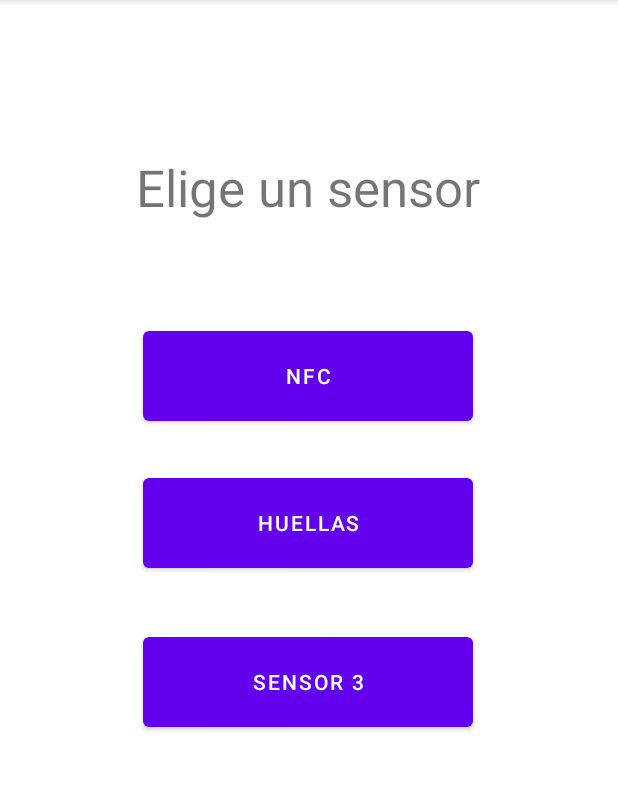
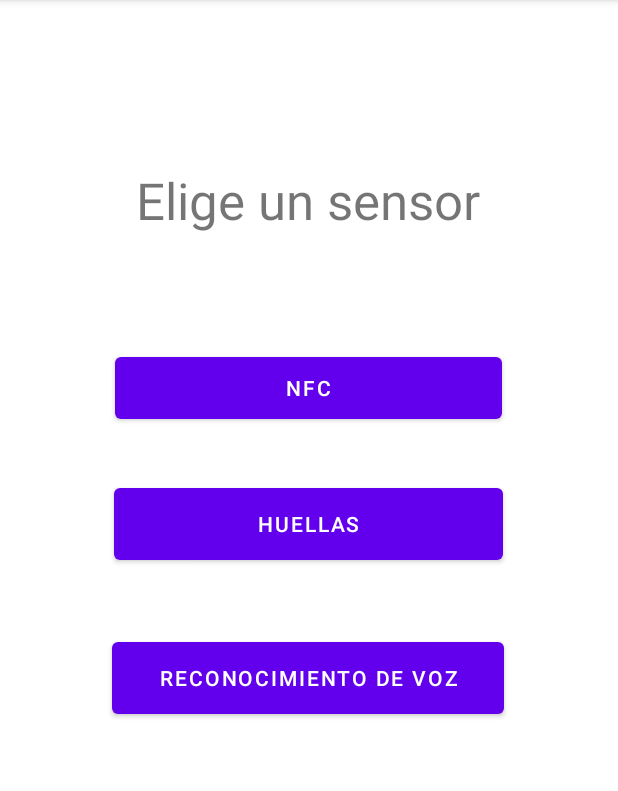
Before and after one commit to tonioqiu/HPA4-PROY-FINAL, an Android app: the screen it shows after launch (MainActivity), on a phone screen of 412 x 824 dp, the part 84-875 px from its top. Run offline under Robolectric (Android 15) with nearby library versions, the phone set to English and light mode, and no system bars.

Commit message:
Update activity_main.xml

```diff
--- a/app/src/main/res/layout/activity_main.xml
+++ b/app/src/main/res/layout/activity_main.xml
@@ -8,8 +8,8 @@
 
     <Button
         android:id="@+id/btnNFC"
-        android:layout_width="220dp"
-        android:layout_height="0dp"
+        android:layout_width="258dp"
+        android:layout_height="53dp"
         android:layout_marginBottom="26dp"
         android:text="NFC"
         app:layout_constraintBottom_toTopOf="@+id/btnHuellas"
@@ -20,22 +20,22 @@
 
     <Button
         android:id="@+id/btnHuellas"
-        android:layout_width="220dp"
-        android:layout_height="0dp"
+        android:layout_width="259dp"
+        android:layout_height="60dp"
         android:layout_marginBottom="34dp"
         android:text="Huellas"
-        app:layout_constraintBottom_toTopOf="@+id/btnSensor3"
+        app:layout_constraintBottom_toTopOf="@+id/btnVoice"
         app:layout_constraintEnd_toEndOf="parent"
         app:layout_constraintHorizontal_bias="0.497"
         app:layout_constraintStart_toStartOf="parent"
         app:layout_constraintTop_toBottomOf="@+id/btnNFC" />
 
     <Button
-        android:id="@+id/btnSensor3"
-        android:layout_width="220dp"
-        android:layout_height="0dp"
+        android:id="@+id/btnVoice"
+        android:layout_width="261dp"
+        android:layout_height="60dp"
         android:layout_marginBottom="277dp"
-        android:text="Sensor 3"
+        android:text="Reconocimiento de Voz"
         app:layout_constraintBottom_toBottomOf="parent"
         app:layout_constraintEnd_toEndOf="parent"
         app:layout_constraintHorizontal_bias="0.497"
```
